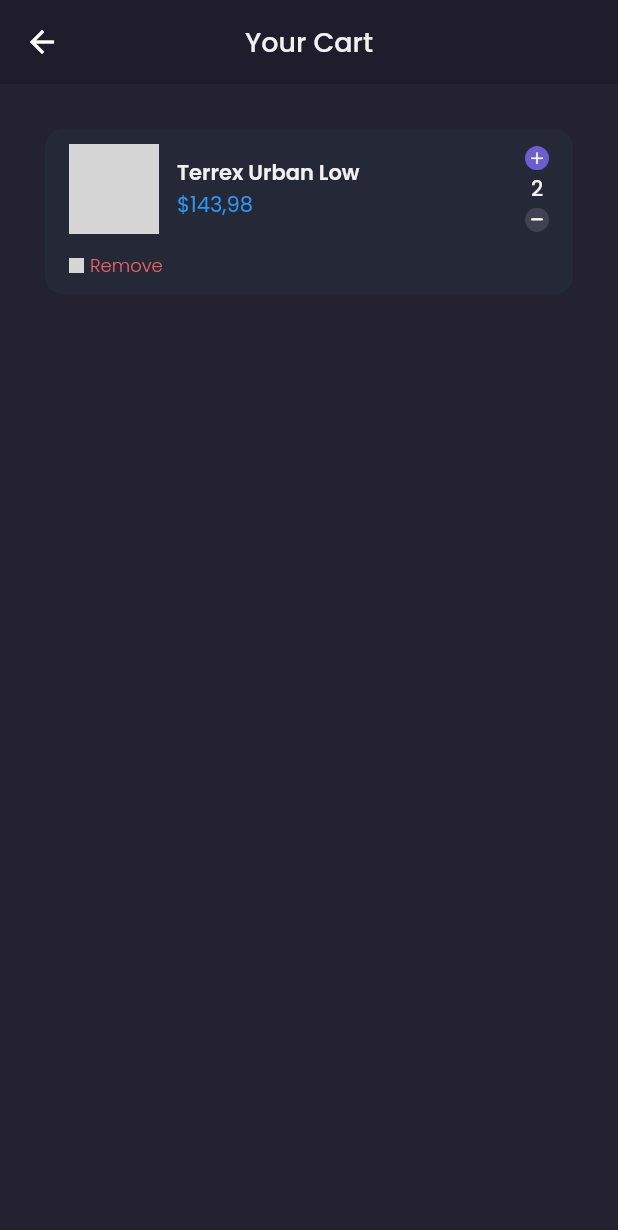
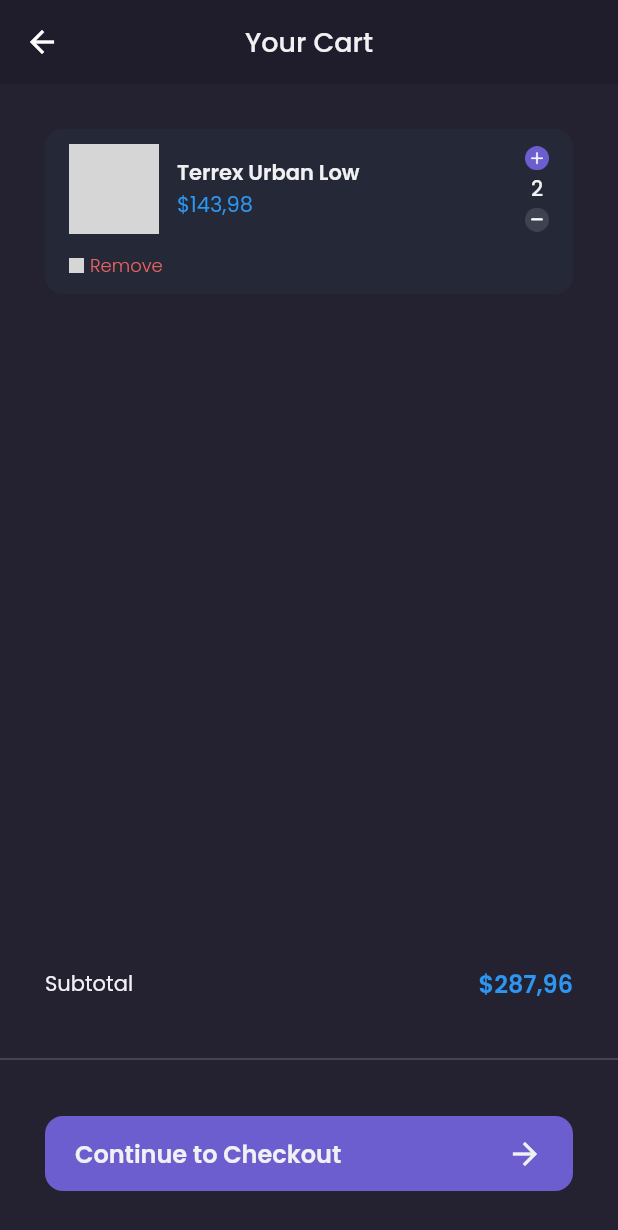
Before and after one commit to dimaspradipto1/app_shamo, a Flutter app: the CartPage screen opened by its route, on a phone screen of 412 x 824 dp. Shown: the top 1230 px of the screen. Run offline on Flutter 3.47's test engine with Material 2 defaults, Android fonts, the phone set to English and light mode, and no system bars; our stand-ins replace carousel_slider, google_fonts; grey boxes are pictures that could not be loaded.

Commit message:
cart page bagian button nav

```diff
--- a/lib/pages/cart_page.dart
+++ b/lib/pages/cart_page.dart
@@ -69,6 +69,81 @@
       );
     }
 
+    Widget customBottomNav() {
+      return Container(
+        height: 180,
+        child: Column(
+          children: [
+            Container(
+              margin: EdgeInsets.symmetric(
+                horizontal: defaultMargin,
+              ),
+              child: Row(
+                mainAxisAlignment: MainAxisAlignment.spaceBetween,
+                children: [
+                  Text(
+                    'Subtotal',
+                    style: primaryTextStyle,
+                  ),
+                  Text(
+                    '\$287,96',
+                    style: priceTextStyle.copyWith(
+                      fontWeight: semiBold,
+                      fontSize: 16,
+                    ),
+                  ),
+                ],
+              ),
+            ),
+            const SizedBox(
+              height: 30,
+            ),
+            Divider(
+              thickness: 1,
+              color: subTitleColor,
+            ),
+            const SizedBox(
+              height: 30,
+            ),
+            Container(
+              height: 50,
+              margin: EdgeInsets.symmetric(
+                horizontal: defaultMargin,
+              ),
+              child: TextButton(
+                onPressed: () {},
+                style: TextButton.styleFrom(
+                  backgroundColor: primaryColor,
+                  padding: const EdgeInsets.symmetric(
+                    horizontal: 20,
+                  ),
+                  shape: RoundedRectangleBorder(
+                    borderRadius: BorderRadius.circular(12),
+                  ),
+                ),
+                child: Row(
+                  mainAxisAlignment: MainAxisAlignment.spaceBetween,
+                  children: [
+                    Text(
+                      'Continue to Checkout',
+                      style: primaryTextStyle.copyWith(
+                        fontWeight: semiBold,
+                        fontSize: 16,
+                      ),
+                    ),
+                    Icon(
+                      Icons.arrow_forward,
+                      color: primaryTextColor,
+                    ),
+                  ],
+                ),
+              ),
+            ),
+          ],
+        ),
+      );
+    }
+
     return Scaffold(
       backgroundColor: backgroundColor3,
       appBar: AppBar(
@@ -84,6 +159,7 @@
         ),
       ),
       body: content(),
+      bottomNavigationBar: customBottomNav(),
     );
   }
 }
```
